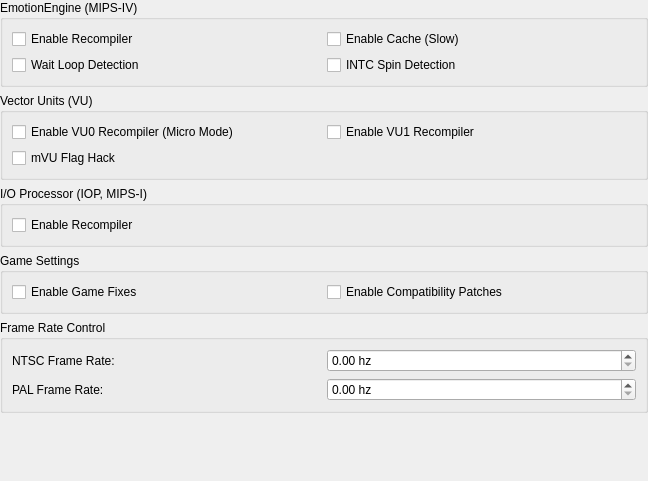
First picture: the form in pcsx2-qt/Settings/AdvancedSystemSettingsWidget.ui, repository PCSX2/pcsx2, before the edit.
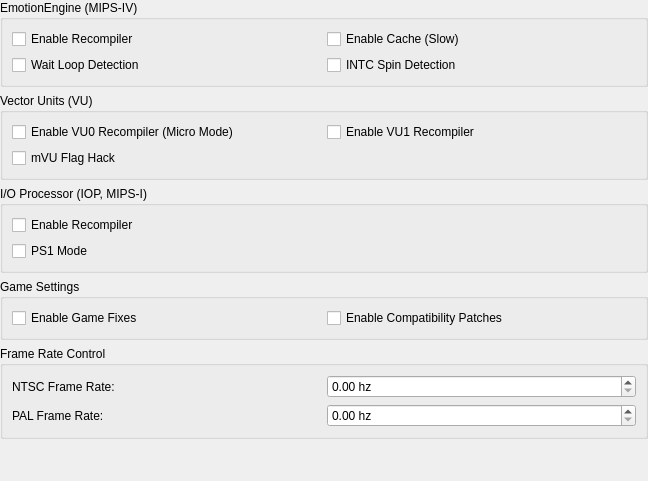
Second picture: the form after the edit.

Commit message:
Config.h: Added ps1 mode setting.
Added checkbox in CPU and configuration panels. Added checks in CDVDAccess will fail if option is not enabled

```diff
--- a/pcsx2-qt/Settings/AdvancedSystemSettingsWidget.ui
+++ b/pcsx2-qt/Settings/AdvancedSystemSettingsWidget.ui
@@ -106,6 +106,13 @@
         </property>
        </widget>
       </item>
+      <item row="3" column="0">
+       <widget class="QCheckBox" name="ps1Mode">
+        <property name="text">
+         <string>PS1 Mode</string>
+        </property>
+       </widget>
+      </item>
      </layout>
     </widget>
    </item>
```
Left out of the diff: 2 changed lines with no effect on the pictures. The commit also changes 7 other files.
